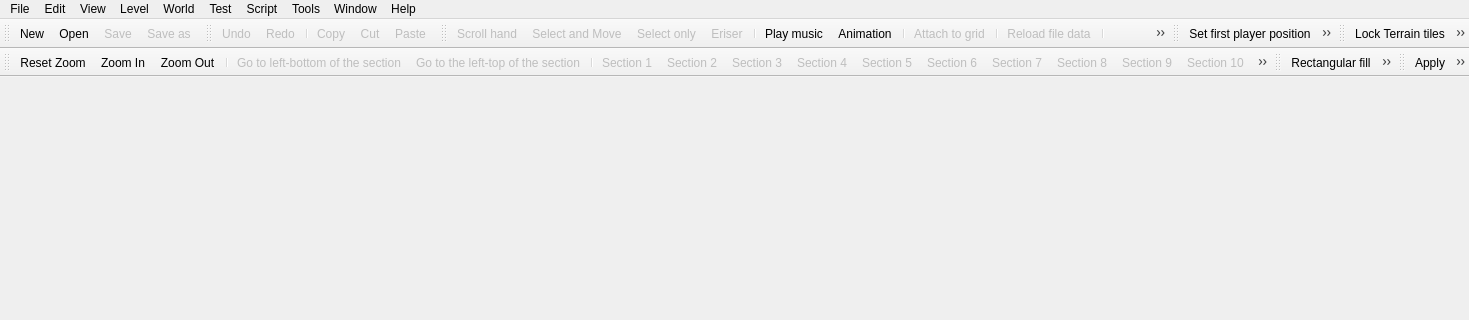
WohlSoft/Moondust-Project, file Editor/mainwindow.ui: the form before one commit; both pictures show x 0 to 1469 and y 0 to 320 of the 1469 by 598 pixel window.
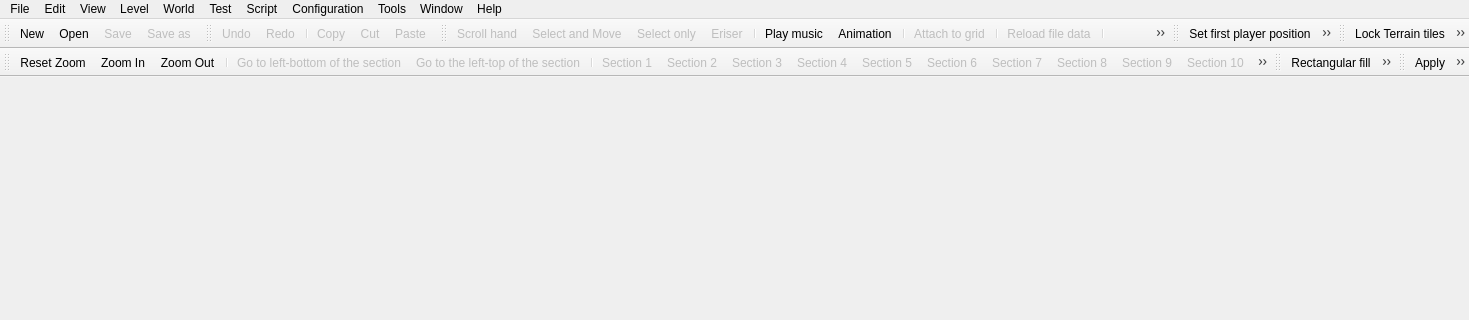
The form after the commit. Icons and pictures are not drawn.

Commit message: Added "Modern GUI" menuitem to revert "SMBX-like GUI"

What changed in the file:
```diff
--- a/Editor/mainwindow.ui
+++ b/Editor/mainwindow.ui
@@ -100,7 +100,7 @@
      <x>0</x>
      <y>0</y>
      <width>1469</width>
-     <height>21</height>
+     <height>25</height>
     </rect>
    </property>
    <property name="contextMenuPolicy">
@@ -393,6 +393,15 @@
     <addaction name="menuSwitch_Compiler"/>
     <addaction name="actionCompile_To"/>
    </widget>
+   <widget class="QMenu" name="menuConfiguration">
+    <property name="title">
+     <string>Configuration</string>
+    </property>
+    <addaction name="actionCurConfig"/>
+    <addaction name="actionLoad_configs"/>
+    <addaction name="separator"/>
+    <addaction name="actionChangeConfig"/>
+   </widget>
    <addaction name="menu"/>
    <addaction name="menuEdit"/>
    <addaction name="menuView"/>
@@ -400,6 +409,7 @@
    <addaction name="menuWorld"/>
    <addaction name="menuTest"/>
    <addaction name="menuScript"/>
+   <addaction name="menuConfiguration"/>
    <addaction name="menuTools"/>
    <addaction name="menuWindow"/>
    <addaction name="menuHelp"/>
```
Left out of the diff: 20 changed lines with no effect on the pictures. The commit also changes 2 other files.
